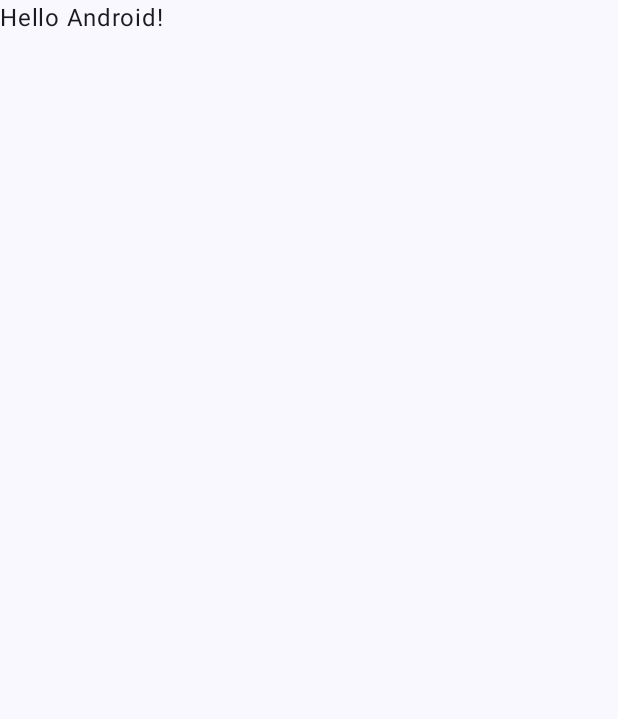
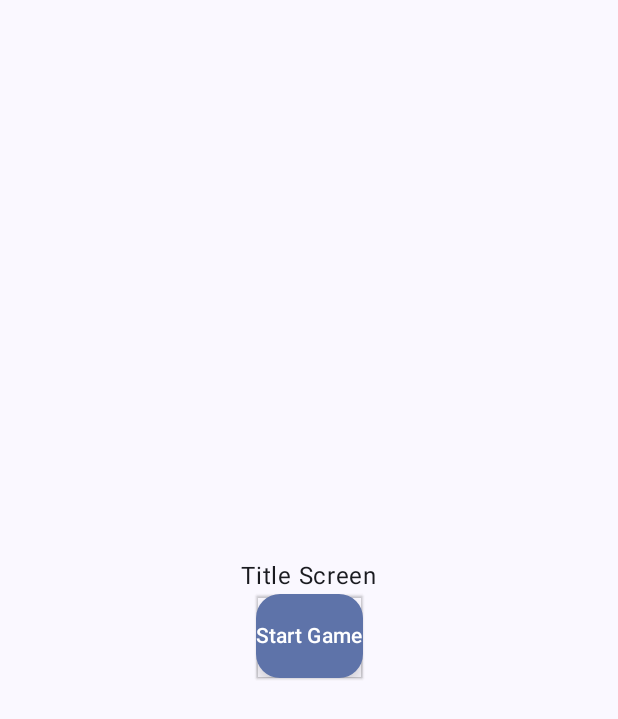
Before and after one commit to whitesquirrell/HDBuilder, an Android app built with Jetpack Compose: the screen it shows after launch (MainActivity), on a phone screen of 412 x 824 dp. Before the commit the part shown is almost empty. Shown: the top 719 px of the screen. Run offline under Robolectric (Android 15) with nearby library versions, the phone set to English and light mode, and no system bars.

Commit message:
add: Basic Title Screen, Game Screen

```diff
--- a/app/src/main/AndroidManifest.xml
+++ b/app/src/main/AndroidManifest.xml
@@ -1,6 +1,6 @@
 <?xml version="1.0" encoding="utf-8"?>
 <manifest xmlns:android="http://schemas.android.com/apk/res/android"
-    xmlns:tools="http://schemas.android.com/tools">
+    xmlns:tools="http://schemas.android.com/tools" >
 
     <application
         android:allowBackup="true"
@@ -11,12 +11,12 @@
         android:roundIcon="@mipmap/ic_launcher_round"
         android:supportsRtl="true"
         android:theme="@style/Theme.StackTheBlock"
-        tools:targetApi="31">
+        tools:targetApi="31" >
         <activity
             android:name=".MainActivity"
             android:exported="true"
             android:label="@string/app_name"
-            android:theme="@style/Theme.StackTheBlock">
+            android:theme="@style/Theme.StackTheBlock" >
             <intent-filter>
                 <action android:name="android.intent.action.MAIN" />
 
--- a/app/src/main/java/com/example/stacker/MainActivity.kt
+++ b/app/src/main/java/com/example/stacker/MainActivity.kt
@@ -18,8 +18,11 @@ class MainActivity : ComponentActivity() {
         setContent {
             StackTheBlockTheme {
                 // A surface container using the 'background' color from the theme
-                Surface(modifier = Modifier.fillMaxSize(), color = MaterialTheme.colorScheme.background) {
-                    Greeting("Android")
+                Surface(
+                    modifier = Modifier.fillMaxSize(),
+                    color = MaterialTheme.colorScheme.background
+                ) {
+                    Navigation()
                 }
             }
         }
@@ -29,8 +32,8 @@ class MainActivity : ComponentActivity() {
 @Composable
 fun Greeting(name: String, modifier: Modifier = Modifier) {
     Text(
-            text = "Hello $name!",
-            modifier = modifier
+        text = "Hello $name!",
+        modifier = modifier
     )
 }
 
--- /dev/null
+++ b/app/src/main/java/com/example/stacker/Navigation.kt
@@ -0,0 +1,95 @@
+package com.example.stacker
+
+import androidx.compose.foundation.border
+import androidx.compose.foundation.layout.Arrangement
+import androidx.compose.foundation.layout.Column
+import androidx.compose.foundation.layout.fillMaxSize
+import androidx.compose.foundation.layout.fillMaxWidth
+import androidx.compose.foundation.layout.padding
+import androidx.compose.material.icons.Icons
+import androidx.compose.material.icons.filled.Add
+import androidx.compose.material3.Button
+import androidx.compose.material3.FloatingActionButton
+import androidx.compose.material3.Icon
+import androidx.compose.material3.MaterialTheme
+import androidx.compose.material3.Surface
+import androidx.compose.material3.Text
+import androidx.compose.material3.TextField
+import androidx.compose.runtime.Composable
+import androidx.compose.runtime.mutableStateOf
+import androidx.compose.runtime.remember
+import androidx.compose.runtime.setValue
+import androidx.compose.runtime.getValue
+import androidx.compose.ui.Alignment
+import androidx.compose.ui.Modifier
+import androidx.compose.ui.draw.shadow
+import androidx.compose.ui.graphics.Color
+import androidx.compose.ui.unit.dp
+import androidx.navigation.NavController
+import androidx.navigation.NavHostController
+import androidx.navigation.NavType
+import androidx.navigation.compose.NavHost
+import androidx.navigation.compose.composable
+import androidx.navigation.compose.rememberNavController
+import androidx.navigation.navArgument
+
+object Destinations {
+    const val TITLE_SCREEN = "title"
+    const val GAME_SCREEN = "game"
+}
+@Composable
+fun Navigation() {
+    val navController: NavHostController = rememberNavController()
+    NavHost(navController = navController, startDestination =  Screen.TitleScreen.route) {
+        composable(route = Screen.TitleScreen.route) {
+            TitleScreen(navController = navController)
+        }
+
+        composable(
+            route = Screen.GameScreen.route,
+        ){ entry ->
+            GameScreen(navController = navController)
+        }
+    }
+}
+
+@Composable
+fun TitleScreen(navController: NavController){
+    Column(
+        modifier = Modifier.fillMaxSize(),
+        verticalArrangement = Arrangement.Center,
+        horizontalAlignment = Alignment.CenterHorizontally
+    ) {
+        Text(
+            text = "Title Screen",
+        )
+        FloatingActionButton(
+            onClick = {
+                navController.navigate(Screen.GameScreen.route)
+            },
+            modifier = Modifier
+                .shadow(ambientColor = Color.Red, elevation = 1.dp)
+        ) {
+            Text(text =  "Start Game")
+        }
+    }
+}
+
+@Composable
+fun GameScreen(navController: NavController){
+    Column {
+        Text(
+            text = "Game Screen",
+        )
+
+        Button(
+            onClick = {
+                navController.navigate(Screen.TitleScreen.route)
+            },
+            modifier = Modifier.align(Alignment.End),
+
+        ) {
+            Text(text = "Go back(pls delete)")
+        }
+    }
+}
--- /dev/null
+++ b/app/src/main/java/com/example/stacker/Screen.kt
@@ -0,0 +1,6 @@
+package com.example.stacker
+
+sealed class Screen(val route: String) {
+    object TitleScreen : Screen("title_screen")
+    object GameScreen : Screen("game_screen")
+}
--- a/app/src/main/java/com/example/stacker/ui/theme/Theme.kt
+++ b/app/src/main/java/com/example/stacker/ui/theme/Theme.kt
@@ -49,7 +49,6 @@ fun StackTheBlockTheme(
         val context = LocalContext.current
         if (darkTheme) dynamicDarkColorScheme(context) else dynamicLightColorScheme(context)
       }
-
       darkTheme -> DarkColorScheme
       else -> LightColorScheme
     }
--- a/app/src/main/res/values/themes.xml
+++ b/app/src/main/res/values/themes.xml
@@ -1,5 +1,4 @@
 <?xml version="1.0" encoding="utf-8"?>
 <resources>
-
     <style name="Theme.StackTheBlock" parent="android:Theme.Material.Light.NoActionBar" />
 </resources>
```
Also changed, not shown: app/build.gradle.kts (+6 -1 lines), app/src/main/java/com/example/stacker/ui/theme/Type.kt (indentation only). Lines whose indentation alone changed are shown as unchanged.
